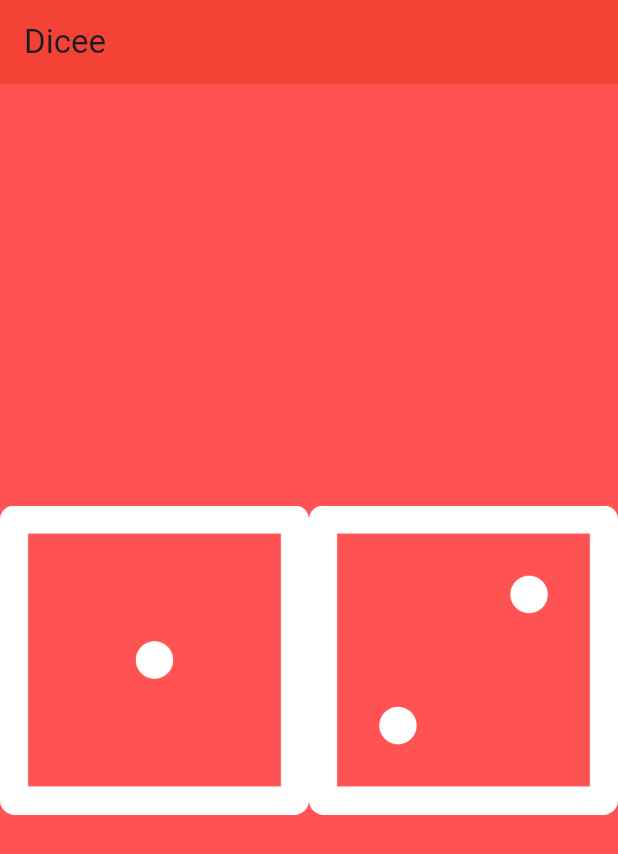
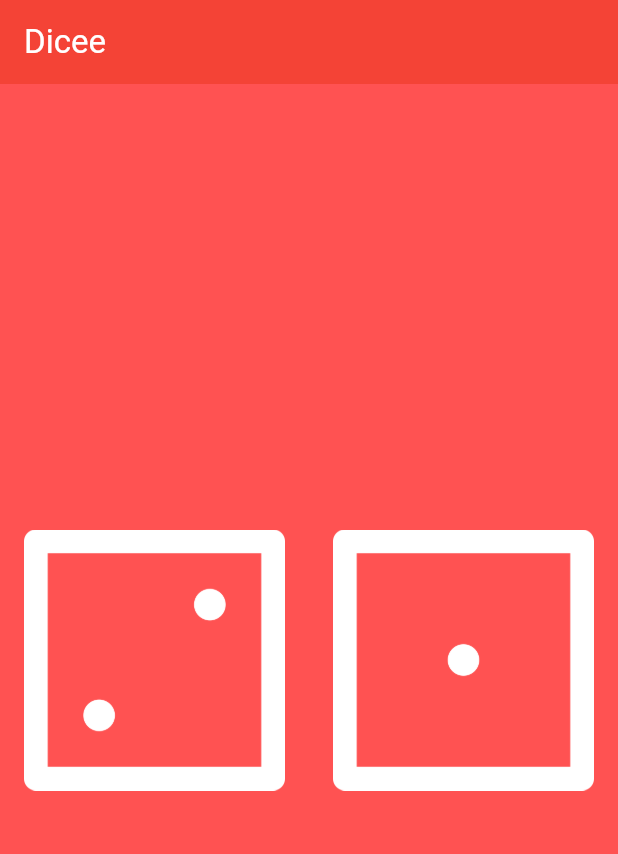
Before and after one commit to erjiale/flutter-practice, a Flutter app: the screen it shows after launch, on a phone screen of 412 x 824 dp. Shown: the top 854 px of the screen. Run offline on Flutter 3.47's test engine with Material 3 defaults, Android fonts, the phone set to English and light mode, and no system bars.

Commit message:
[Add]: padding to dices

```diff
--- a/dicee_flutter/lib/main.dart
+++ b/dicee_flutter/lib/main.dart
@@ -6,7 +6,7 @@ void main() {
       home: Scaffold(
         backgroundColor: Colors.redAccent,
         appBar: AppBar(
-          title: Text('Dicee'),
+          title: Text('Dicee', style: TextStyle(color: Colors.white)),
           backgroundColor: Colors.red,
         ),
         body: DicePage(),
@@ -22,10 +22,16 @@ class DicePage extends StatelessWidget {
       child: Row(
         children: [
           Expanded(
-            child: Image.asset('images/dice1.png')
+            child: Padding(
+              padding: EdgeInsets.all(16),
+              child: Image.asset('images/dice2.png')
+            ),
           ),
           Expanded(
-            child: Image.asset('images/dice2.png')
+            child: Padding(
+              padding: EdgeInsets.all(16),
+              child: Image.asset('images/dice1.png')
+            ),
           ),
         ]
       ),
```
